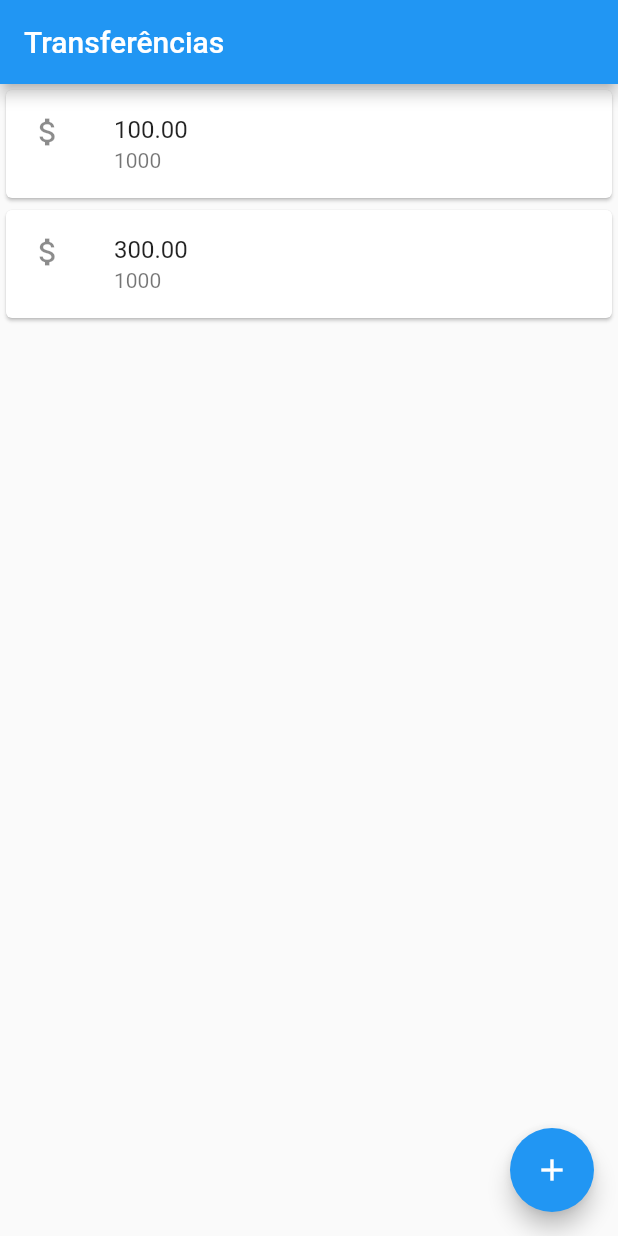
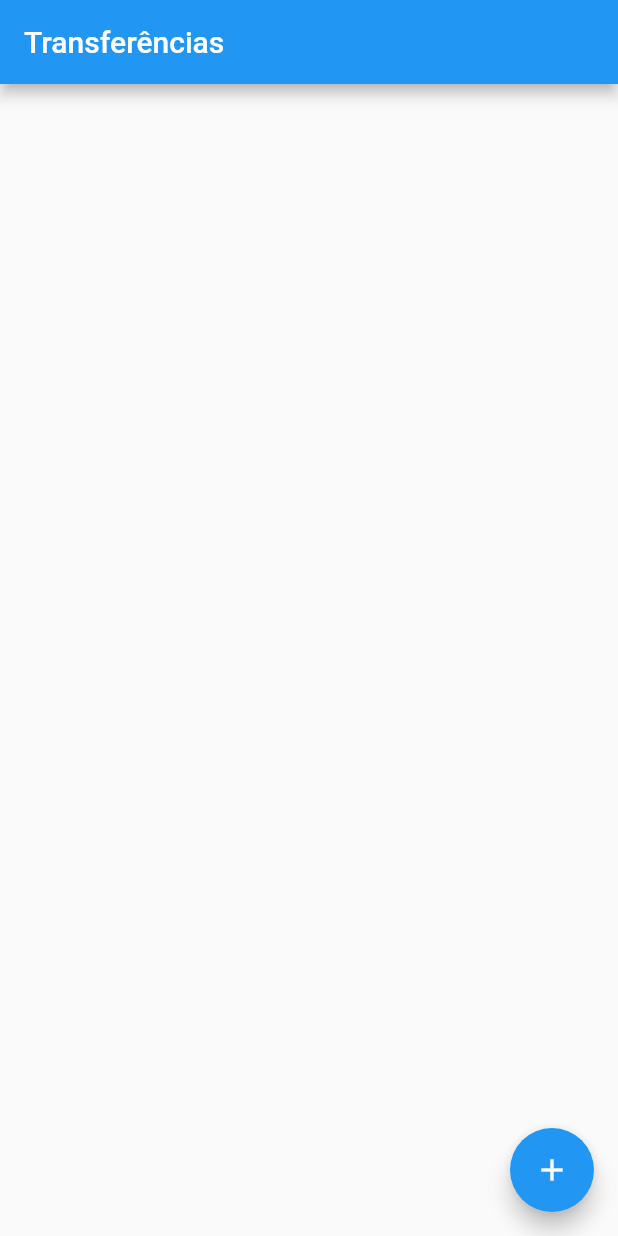
Before and after one commit to ChefMontoni/alura-bytebank, a Flutter app: the screen it shows after launch, on a phone screen of 412 x 824 dp. Run offline on Flutter 3.47's test engine with Material 2 defaults, Android fonts, the phone set to English and light mode, and no system bars.

```diff
--- a/lib/main.dart
+++ b/lib/main.dart
@@ -14,6 +14,8 @@ class BytebankApp extends StatelessWidget {
 }
 
 class TransferList extends StatelessWidget {
+  final List<Transfer> _transferList = List();
+
   @override
   Widget build(BuildContext context) {
     return Scaffold(
@@ -22,25 +24,27 @@ class TransferList extends StatelessWidget {
       ),
       floatingActionButton: FloatingActionButton(
         child: Icon(Icons.add),
-        onPressed: () => navigate(context),
+        onPressed: () => navigate(context, _transferList),
       ),
-      body: Column(
-        children: <Widget>[
-          TransferItem(Transfer(100.00, 1000)),
-          TransferItem(Transfer(300.00, 1000)),
-        ],
+      body: ListView.builder(
+        padding: EdgeInsets.all(8.0),
+        itemCount: _transferList.length,
+        itemBuilder: (context, index) {
+          final transfer = _transferList[index];
+          return TransferItem(transfer);
+        },
       ),
     );
   }
 
-  void navigate(BuildContext context) {
+  void navigate(BuildContext context, List<Transfer> transferList) {
     final Future<Transfer> future =
         Navigator.push(context, MaterialPageRoute(builder: (context) {
       return TransferForm();
     }));
 
     future.then((newTransfer) {
-      debugPrint('$newTransfer');
+      transferList.add(newTransfer);
     });
   }
 }
```
